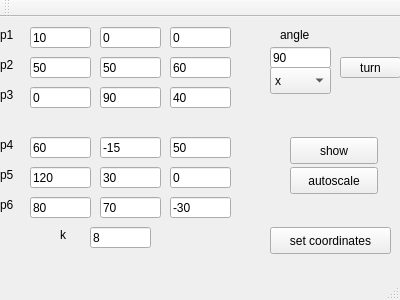
Above: mainwindow.ui from romangr/KG1 before the change. Below: the same form after it.
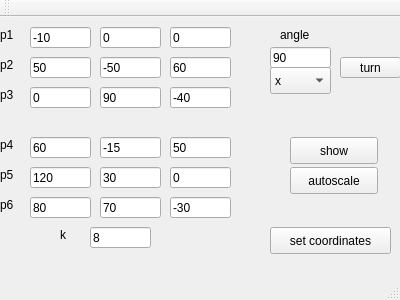
That is the form after the change.

The edit to the form file:
```diff
--- a/mainwindow.ui
+++ b/mainwindow.ui
@@ -179,7 +179,7 @@
      </rect>
     </property>
     <property name="text">
-     <string>10</string>
+     <string>-10</string>
     </property>
    </widget>
    <widget class="QLineEdit" name="lineEdit_2">
@@ -231,7 +231,7 @@
      </rect>
     </property>
     <property name="text">
-     <string>50</string>
+     <string>-50</string>
     </property>
    </widget>
    <widget class="QLineEdit" name="lineEdit_6">
@@ -283,7 +283,7 @@
      </rect>
     </property>
     <property name="text">
-     <string>40</string>
+     <string>-40</string>
     </property>
    </widget>
    <widget class="QLineEdit" name="lineEdit_10">
```
Left out of the diff: 2 changed lines with no effect on the pictures.
